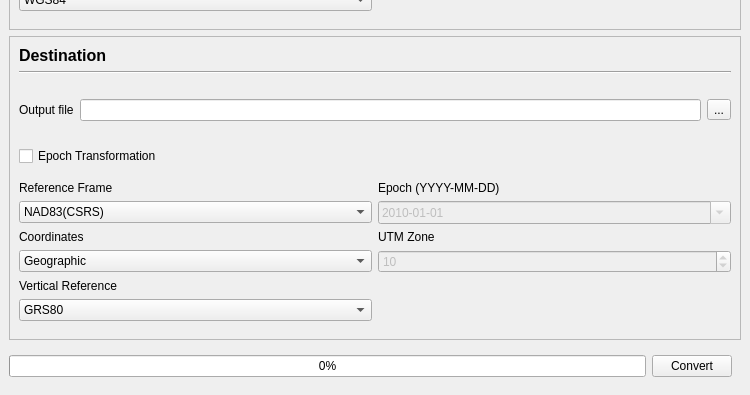
This is las_trx/resources/mainwindow.ui in HakaiInstitute/LAS-TRX as Qt 5 draws it before an edit; both pictures show x 0 to 750 and y 283 to 678 of the 750 by 678 pixel window. The edited form follows.
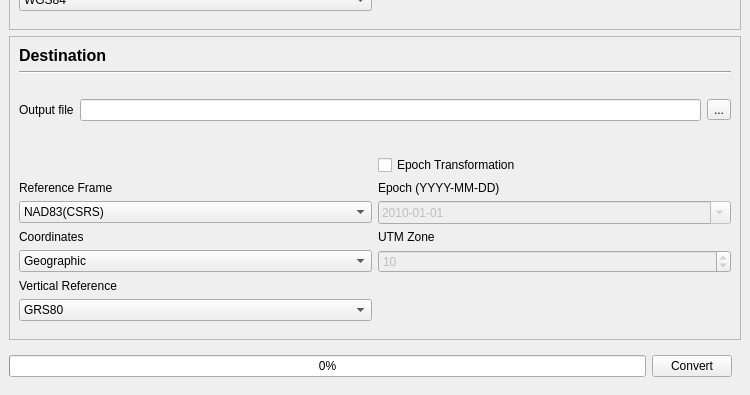
This is the edited form.

Commit message:
Revert "Move epoch transformation checkbox"
This reverts commit 9806856ada986393fb85af0f0bdeace837410964.

Patch:
```diff
--- a/las_trx/resources/mainwindow.ui
+++ b/las_trx/resources/mainwindow.ui
@@ -374,16 +374,6 @@
          </layout>
         </widget>
        </item>
-       <item>
-        <widget class="QCheckBox" name="checkBox_epoch_trans">
-         <property name="layoutDirection">
-          <enum>Qt::LeftToRight</enum>
-         </property>
-         <property name="text">
-          <string>Epoch Transformation</string>
-         </property>
-        </widget>
-       </item>
        <item>
         <widget class="QWidget" name="widget_output_options" native="true">
          <layout class="QGridLayout" name="gridLayout_2">
@@ -618,6 +608,16 @@
             </item>
            </widget>
           </item>
+          <item row="0" column="1">
+           <widget class="QCheckBox" name="checkBox_epoch_trans">
+            <property name="layoutDirection">
+             <enum>Qt::LeftToRight</enum>
+            </property>
+            <property name="text">
+             <string>Epoch Transformation</string>
+            </property>
+           </widget>
+          </item>
          </layout>
         </widget>
        </item>
```
The commit also changes 1 other file.
